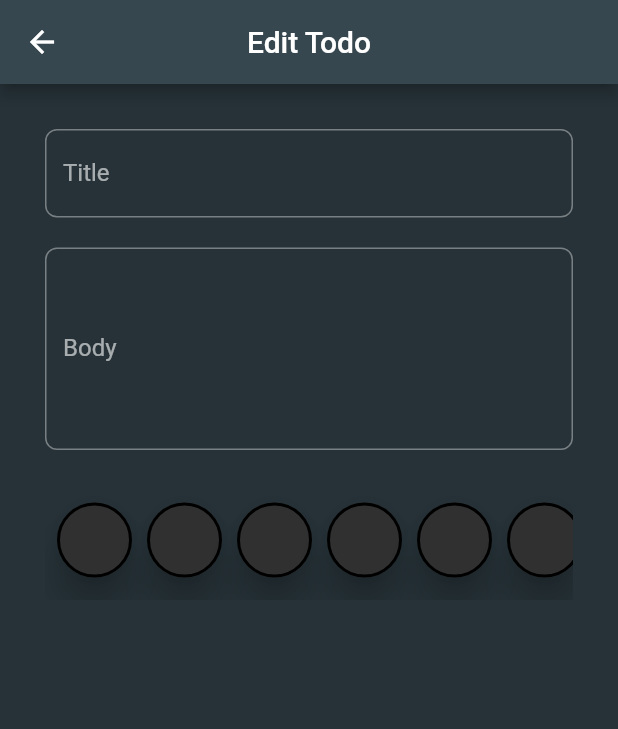
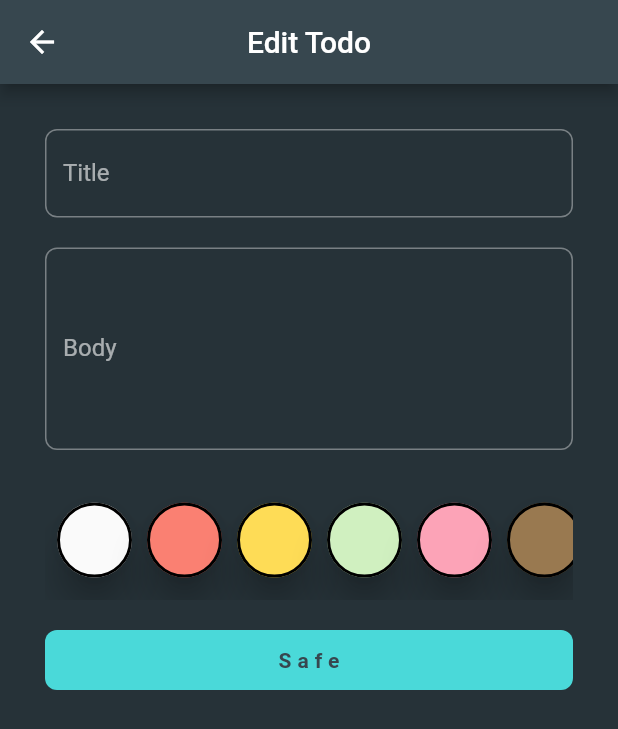
Before and after one commit to wladyband/Todo-App-Clean-Architecture, a Flutter app: the TodoDetailPage screen opened directly with empty values, on a phone screen of 412 x 824 dp. Shown: the top 729 px of the screen. Run offline on Flutter 3.47's test engine with Material 2 defaults, Android fonts, the phone set to English and light mode, and no system bars; our stand-ins replace auto_route, bloc, cloud_firestore, dartz, firebase_auth, firebase_core and 3 more; accounts and stored records are empty; Roboto replaces fonts that are missing (Rubik).

```diff
--- a/lib/aplication/todo/observer/observer_bloc.dart
+++ b/lib/aplication/todo/observer/observer_bloc.dart
@@ -28,7 +28,7 @@ class ObserverBloc extends Bloc<ObserverEvent, ObserverState> {
     });
 
     on<TodosUpdatedEvent>((event, emit) {
-      //print("Valor >>>>>>>>>>>>>>>>>>>>>>>>>>>>>>>>${event.failureOrTodos}");
+     // print("Valor >>>>>>>>>>>>>>>>>>>>>>>>>>>>>>>>${event.failureOrTodos}");
       event.failureOrTodos.fold((failures) => emit(ObserverFailure(todoFailure: failures)),
           (todos) => emit(ObserverSuccess(todos: todos)));
     });
--- a/lib/aplication/todo/todoForm/todo_form_event.dart
+++ b/lib/aplication/todo/todoForm/todo_form_event.dart
@@ -13,9 +13,9 @@ class ColorChangedEvent extends TodoFormEvent{
   ColorChangedEvent({required this.color});
 }
 
-class Saved extends TodoFormEvent {
-  final Color? color;
+class SafePressedEvent extends TodoFormEvent {
+  //final Color? color;
   final String? title;
-  final String? body;
-  Saved({required this.color, required this.title, required this.body});
+  final String? body;//required this.color,
+  SafePressedEvent({ required this.title, required this.body});
 }
--- a/lib/ui/presentation/signup/widgets/signin_register_button.dart
+++ b/lib/ui/presentation/core/custom_button.dart
@@ -1,9 +1,9 @@
 import 'package:flutter/material.dart';
 
-class SignInRegisterButton extends StatelessWidget {
+class CustomButton extends StatelessWidget {
   final String buttonText;
   final Function callBack;
-  const SignInRegisterButton({Key? key, required this.buttonText, required this.callBack})
+  const CustomButton({Key? key, required this.buttonText, required this.callBack})
       : super(key: key);
 
   @override
--- a/lib/ui/presentation/todo_detail/todo_detail_page.dart
+++ b/lib/ui/presentation/todo_detail/todo_detail_page.dart
@@ -4,6 +4,7 @@ import 'package:todo/aplication/todo/todoForm/todo_form_bloc.dart';
 import 'package:todo/domain/entities/todo.dart';
 import 'package:todo/injection.dart';
 import 'package:todo/ui/presentation/routes/router.gr.dart';
+import 'package:todo/ui/presentation/todo_detail/widgets/safe_progress_over_lay.dart';
 import 'package:todo/ui/presentation/todo_detail/widgets/todo_form.dart';
 
 class TodoDetailPage extends StatelessWidget {
@@ -15,30 +16,30 @@ class TodoDetailPage extends StatelessWidget {
   Widget build(BuildContext context) {
     final themaData = Theme.of(context);
     return BlocProvider(
-      create: (context) =>
-      sl<TodoFormBloc>()
-        ..add(InitializeTodoDetailPage(todo: todo)),
-      child: BlocListener<TodoFormBloc, TodoFormState>(
-        listenWhen: (p, c) =>
-        p.failureOrSuccessOption != c.failureOrSuccessOption,
+      create: (context) => sl<TodoFormBloc>()..add(InitializeTodoDetailPage(todo: todo)),
+      child: BlocConsumer<TodoFormBloc, TodoFormState>(
+        listenWhen: (p, c) => p.failureOrSuccessOption != c.failureOrSuccessOption,
         listener: (context, state) {
           state.failureOrSuccessOption.fold(() => {}, (eitherFailureOrSuccess) {
             eitherFailureOrSuccess.fold((failure) {
-              ScaffoldMessenger.of(context).showSnackBar(const SnackBar(
-                  backgroundColor: Colors.redAccent, content: Text("failure")));
+              ScaffoldMessenger.of(context).showSnackBar(
+                  const SnackBar(backgroundColor: Colors.redAccent, content: Text("failure")));
             }, (_) {
-              Navigator.of(context).popUntil(
-                      (route) => route.settings.name == HomePageRoute.name);
+              Navigator.of(context).popUntil((route) => route.settings.name == HomePageRoute.name);
             });
           });
         },
-        child: Scaffold(
-          appBar: AppBar(
-            centerTitle: true,
-            title: Text(todo == null ? "Create Todo" : "Edit Todo"),
-          ),
-          body: TodoForm(),
-        ),
+        builder: (context, state) {
+          return Scaffold(
+            appBar: AppBar(
+              centerTitle: true,
+              title: Text(todo == null ? "Create Todo" : "Edit Todo"),
+            ),
+            body: Stack(
+              children: [TodoForm(), SafeInProgressOverLay(isSaving: state.isSaving)],
+            ),
+          );
+        },
       ),
     );
   }
--- a/lib/ui/presentation/todo_detail/widgets/color_field.dart
+++ b/lib/ui/presentation/todo_detail/widgets/color_field.dart
@@ -23,6 +23,7 @@ class ColorField extends StatelessWidget {
             BlocProvider.of<TodoFormBloc>(context).add(ColorChangedEvent(color: itemColor));
           },
           child: Material(
+            color: itemColor,
             elevation: 10,
             shape: CircleBorder(
               side: BorderSide(
--- a/lib/ui/presentation/todo_detail/widgets/todo_form.dart
+++ b/lib/ui/presentation/todo_detail/widgets/todo_form.dart
@@ -1,6 +1,7 @@
 import 'package:flutter/material.dart';
 import 'package:flutter_bloc/flutter_bloc.dart';
 import 'package:todo/aplication/todo/todoForm/todo_form_bloc.dart';
+import 'package:todo/ui/presentation/core/custom_button.dart';
 import 'package:todo/ui/presentation/todo_detail/widgets/color_field.dart';
 
 class TodoForm extends StatelessWidget {
@@ -16,23 +17,23 @@ class TodoForm extends StatelessWidget {
     late String body;
 
     String? validateTitle(String? input) {
-      if (input == null || input == input.isEmpty) {
+      if (input == null || input.isEmpty) {
         return "please enter a title";
-      }else if(input.length < 30){
+      } else if (input.length < 30) {
         title = input;
         return null;
-      }else{
+      } else {
         return "title too long";
       }
     }
 
     String? validateBody(String? input) {
-      if (input == null || input == input.isEmpty) {
+      if (input == null || input.isEmpty) {
         return "please enter a description";
-      }else if(input.length < 300){
+      } else if (input.length < 300) {
         body = input;
         return null;
-      }else{
+      } else {
         return "body too long";
       }
     }
@@ -54,6 +55,7 @@ class TodoForm extends StatelessWidget {
               children: [
                 TextFormField(
                   validator: validateTitle,
+                  cursorColor: Colors.white,
                   controller: textEditingControllerTitle,
                   decoration: InputDecoration(
                       labelText: "Title",
@@ -68,6 +70,7 @@ class TodoForm extends StatelessWidget {
                 ),
                 TextFormField(
                   validator: validateBody,
+                  cursorColor: Colors.white,
                   controller: textEditingControllerBody,
                   decoration: InputDecoration(
                       labelText: "Body",
@@ -81,6 +84,31 @@ class TodoForm extends StatelessWidget {
                   height: 20,
                 ),
                 ColorField(color: state.todo.color),
+                const SizedBox(
+                  height: 20,
+                ),
+                CustomButton(
+                  buttonText: "Safe",
+                  callBack: () {
+                    if (formKey.currentState!.validate()) {
+                      BlocProvider.of<TodoFormBloc>(context)
+                          .add(SafePressedEvent(title: title, body: body)); //color: body,
+                    } else {
+                      BlocProvider.of<TodoFormBloc>(context)
+                          .add(SafePressedEvent(title: null, body: null));
+
+                      ScaffoldMessenger.of(context).showSnackBar(
+                        SnackBar(
+                          backgroundColor: Colors.redAccent,
+                          content: Text(
+                              "Invalid input",
+                            style: Theme.of(context).textTheme.bodyText1,
+                          ),
+                        ),
+                      );
+                    }
+                  },
+                ),
               ],
             ),
           ),
```
Also changed, not shown: lib/aplication/todo/todoForm/todo_form_bloc.dart (+21 -0 lines), lib/ui/presentation/signup/widgets/signup_form.dart (+4 -4 lines), lib/ui/presentation/todo_detail/widgets/safe_progress_over_lay.dart (added, +21 -0 lines).
